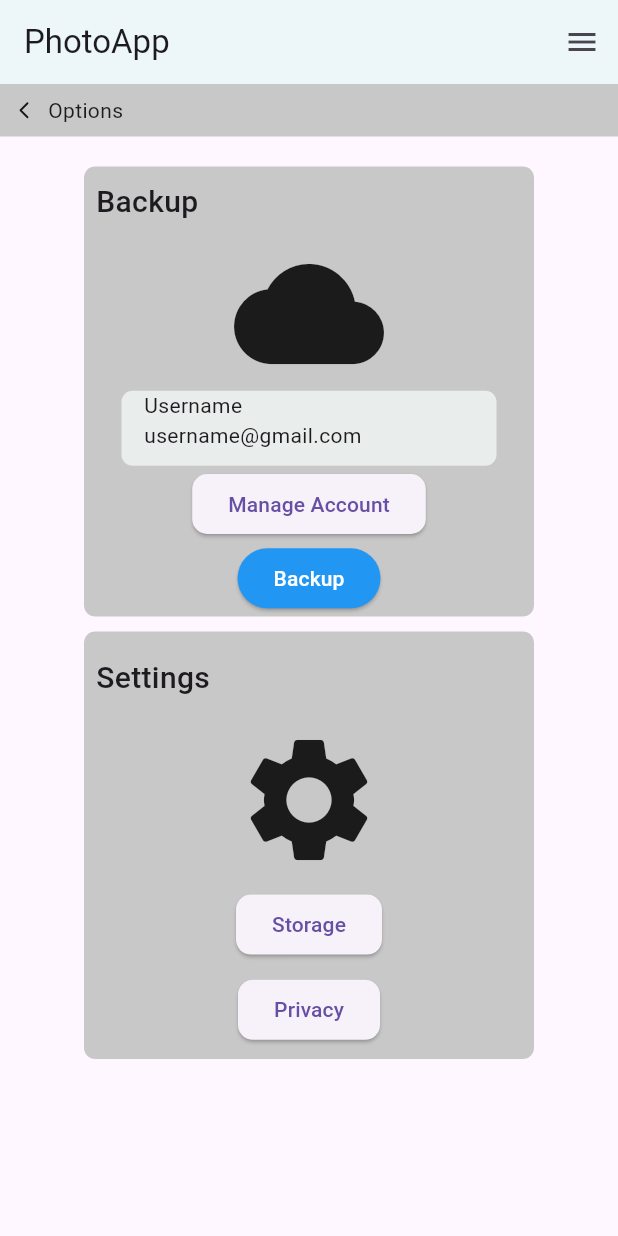
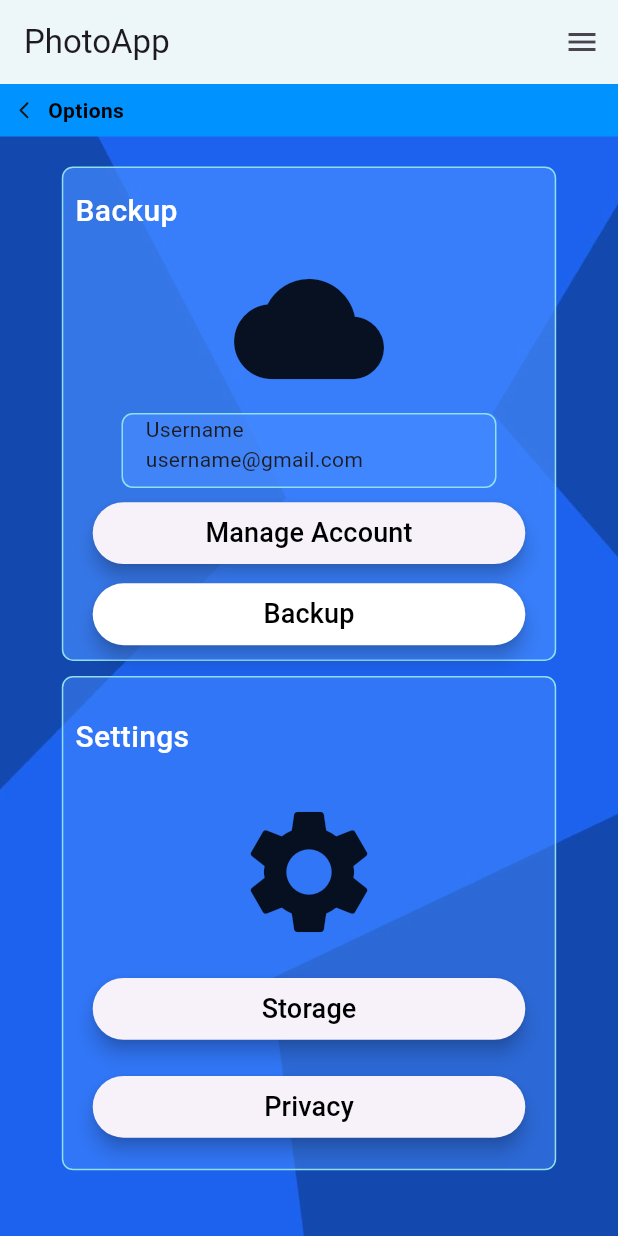
Before and after one commit to iRajapaksha/PhotoApp, a Flutter app: the Options screen opened directly, on a phone screen of 412 x 824 dp. Run offline on Flutter 3.47's test engine with Material 3 defaults, Android fonts, the phone set to English and light mode, and no system bars; our stand-ins replace file_picker, flutter_svg, image_picker, lottie, scroll_snap_list, share_plus and 2 more; missing offline and left inert: photo_manager, tflite_flutter; accounts and stored records are empty; network calls fail; project files that could hold a hidden picture were left out.

Commit message:
styles changed

```diff
--- a/lib/components/button.dart
+++ b/lib/components/button.dart
@@ -15,7 +15,7 @@ class Button extends StatelessWidget {
       },
       style: ElevatedButton.styleFrom(
         elevation: 5,
-        backgroundColor: const Color.fromRGBO(144, 224, 239,1),
+        backgroundColor: Colors.white,
         fixedSize:  Size(screenWidth*0.95, screenHeight*0.07),
         shape: RoundedRectangleBorder(
           borderRadius: BorderRadius.circular(30),
--- a/lib/components/heading.dart
+++ b/lib/components/heading.dart
@@ -4,7 +4,7 @@ import 'package:flutter_svg/flutter_svg.dart';
 
 Container heading(double screenWidth, BuildContext context, String heading) {
     return Container(
-          color: const Color.fromRGBO(144, 224, 239,1),
+          color: const Color.fromARGB(255, 0, 147, 255),
           height: 35,
           width: screenWidth,
           child: Row(
--- a/lib/view/caption_selection.dart
+++ b/lib/view/caption_selection.dart
@@ -66,7 +66,7 @@ class _TopSuggestionSelectedState extends State<TopSuggestionSelected> {
       children: [
         Container(
           decoration: BoxDecoration(
-            image: DecorationImage(image: AssetImage('assets/icons/wallpaper.jpg'),fit: BoxFit.cover)
+            image: DecorationImage(image: AssetImage('assets/icons/background.jpg'),fit: BoxFit.cover)
           ),
         ),
         SingleChildScrollView(
--- a/lib/view/home.dart
+++ b/lib/view/home.dart
@@ -90,17 +90,10 @@ class _HomeState extends State<Home> {
           //============================================================================
           Stack(
         children: [
-          // Background image
-          // Positioned.fill(
-          //   child: Image.asset(
-          //     'assets/icons/background.jpg',
-          //     fit: BoxFit.cover,
-          //   ),
-          // ),
           Container(
             decoration:const  BoxDecoration(
                 image: DecorationImage(
-                    image: AssetImage('assets/icons/wallpaper.jpg'),
+                    image: AssetImage('assets/icons/background.jpg'),
                     fit: BoxFit.cover)),
           ),
           Align(
@@ -203,14 +196,14 @@ class _HomeState extends State<Home> {
       child: ElevatedButton(
         onPressed: onPressed,
         style: ElevatedButton.styleFrom(
-          backgroundColor: Color.fromRGBO(144, 224, 239, 0.5),
-          // shadowColor: Colors.black,
+          backgroundColor: Colors.blueAccent.withOpacity(0.6),
           elevation: 5,
           fixedSize: Size(screenWidth * 0.9, screenHeight * 0.15),
           shape: RoundedRectangleBorder(
             borderRadius: BorderRadius.circular(15.0),
             side: const BorderSide(
-                color: Color.fromRGBO(144, 224, 239, 1)),
+                color: Color.fromRGBO(144, 224, 239, 1)
+                ),
           ),
         ),
         child: Row(
--- a/lib/view/options.dart
+++ b/lib/view/options.dart
@@ -1,5 +1,7 @@
 import 'package:flutter/material.dart';
 import 'package:flutter_svg/flutter_svg.dart';
+import 'package:photo_app/components/button.dart';
+import 'package:photo_app/components/heading.dart';
 import 'package:photo_app/components/nav_bar.dart';
 
 class Options extends StatelessWidget {
@@ -7,44 +9,40 @@ class Options extends StatelessWidget {
 
   @override
   Widget build(BuildContext context) {
+    final screenWidth = MediaQuery.of(context).size.width;
+    final screenHeight = MediaQuery.of(context).size.height;
     return Scaffold(
         appBar: appBar(),
         endDrawer: endDrawer(context),
-      body: Column(
+        body: Stack(
           children: [
             Container(
-            decoration:
-                const BoxDecoration(color: Color.fromARGB(255, 200, 200, 200)),
-            height: 35,
-            width: 500,
-            child: Row(
+              decoration:const  BoxDecoration(
+
+                  image:  DecorationImage(
+                      image: AssetImage('assets/icons/background.jpg'),
+                      fit: BoxFit.cover)),
+            ),
+            Column(
+              mainAxisAlignment: MainAxisAlignment.start,
+              crossAxisAlignment: CrossAxisAlignment.center,
               children: [
-                const SizedBox(
-                  width: 8,
-                ),
-                GestureDetector(
-                    onTap: () {
-                      Navigator.pop(context);
-                    },
-                    child: SvgPicture.asset("assets/icons/arrow_left.svg")),
-                const SizedBox(
-                  width: 8,
-                ),
-                const Text("Options"),
-              ],
-            ),
-          ),
+                heading(screenWidth, context, 'Options'),
                 const SizedBox(
                   height: 20,
                 ),
                 Column(
                   children: [
                     Container(
-                height: 300,
-                width: 300,
+                      height: screenHeight*0.4,
+                      width: screenWidth*0.8,
                       decoration: BoxDecoration(
-                  color: const Color.fromARGB(255, 200, 200, 200),
+                         border:  Border.all(
+                                  color: const Color.fromRGBO(144, 224, 239, 1)
+                                ),
+                        color: Colors.blueAccent.withOpacity(0.7),
                         borderRadius: BorderRadius.circular(7.5),
+
                       ),
                       child: Column(
                         mainAxisAlignment: MainAxisAlignment.spaceEvenly,
@@ -56,31 +54,37 @@ class Options extends StatelessWidget {
                               "Backup",
                               textAlign: TextAlign.left,
                               style: TextStyle(
+                                color: Colors.white,
                                 fontSize: 20,
                                 fontWeight: FontWeight.w500,
-
                               ),
                             ),
                           ),
-                    const Center(child: Icon(Icons.cloud , size: 100,)),
+                          const Center(
+                              child: Icon(
+                            Icons.cloud,
+                            size: 100,
+                          )),
                           Center(
                             child: Container(
                               height: 50,
                               width: 250,
                               decoration: BoxDecoration(
-                          color: const Color.fromARGB(255, 233, 237, 235),
-                          borderRadius: BorderRadius.circular(7.5)
+                                border: Border.all(
+                                  color: const Color.fromRGBO(144, 224, 239, 1)
                                 ),
+                                  color:
+                                      Colors.blueAccent.withOpacity(0.7),
+                                  borderRadius: BorderRadius.circular(7.5)),
                               child: const Column(
                                 crossAxisAlignment: CrossAxisAlignment.start,
                                 children: [
-
                                   Padding(
-                              padding: EdgeInsets.only(left:15),
+                                    padding: EdgeInsets.only(left: 15),
                                     child: Text("Username"),
                                   ),
                                   Padding(
-                              padding: EdgeInsets.only(left:15),
+                                    padding: EdgeInsets.only(left: 15),
                                     child: Text("username@gmail.com"),
                                   ),
                                 ],
@@ -89,21 +93,36 @@ class Options extends StatelessWidget {
                           ),
                           Center(
                             child: ElevatedButton(
-                          onPressed: () {}, style: ElevatedButton.styleFrom(
+                              onPressed: () {},
+                              style: ElevatedButton.styleFrom(
+                                elevation: 5,
+                                fixedSize: Size(screenWidth*0.7, screenHeight*0.05),
                                 shape: RoundedRectangleBorder(
-                          borderRadius: BorderRadius.circular(10), // Adjust the radius here
+                                  borderRadius: BorderRadius.circular(
+                                      30), // Adjust the radius here
                                 ),
-                      ), child: const Text("Manage Account"),),
+                              ),
+                              child: const Text("Manage Account", style: TextStyle(
+                                color: Colors.black,
+                                fontSize: 18
+                              ),),
+                            ),
                           ),
                           Center(
-                      child: ElevatedButton(onPressed: () {},
+                            child: ElevatedButton(
+                              onPressed: () {},
                               style: ElevatedButton.styleFrom(
-                        backgroundColor: Colors.blue, // Renamed backgroundColor to primary
-
+                                elevation: 5,
+                                fixedSize: Size(screenWidth*0.7, screenHeight*0.05),
+                                shape: RoundedRectangleBorder(
+                                  borderRadius: BorderRadius.circular(30)
                                 ),
-                      child: const Text("Backup", style: TextStyle(
-                        color: Colors.white
-                      ),  ),
+                                backgroundColor: Colors.white
+                              ),
+                              child: const Text(
+                                "Backup",
+                                style: TextStyle(color: Colors.black,fontSize: 18),
+                              ),
                             ),
                           ),
                         ],
@@ -113,10 +132,13 @@ class Options extends StatelessWidget {
                       height: 10,
                     ),
                     Container(
-                height: 285,
-                width: 300,
+                      height: screenHeight*0.4,
+                      width: screenWidth*0.8,
                       decoration: BoxDecoration(
-                  color: const Color.fromARGB(255, 200, 200, 200),
+                      border:  Border.all(
+                                  color: const Color.fromRGBO(144, 224, 239, 1)
+                                ),
+                        color: Colors.blueAccent.withOpacity(0.5),
                         borderRadius: BorderRadius.circular(7.5),
                       ),
                       child: Column(
@@ -125,31 +147,54 @@ class Options extends StatelessWidget {
                         children: [
                           const Padding(
                             padding: EdgeInsets.all(8.0),
-                      child: Text("Settings",
+                            child: Text(
+                              "Settings",
                               textAlign: TextAlign.left,
                               style: TextStyle(
-                        fontSize:20,
+                                color: Colors.white,
+                                fontSize: 20,
                                 fontWeight: FontWeight.w500,
-
                               ),
                             ),
                           ),
-                    const Center(child: Icon(Icons.settings, size: 100,)),
-                    Center(child: ElevatedButton(onPressed: () {},style: ElevatedButton.styleFrom(
+                          const Center(
+                              child: Icon(
+                            Icons.settings,
+                            size: 100,
+                          )),
+                          Center(
+                              child: ElevatedButton(
+                            onPressed: () {},
+                            style: ElevatedButton.styleFrom(
+                              elevation: 5,
+                              fixedSize: Size(screenWidth*0.7, screenHeight*0.05),
                               shape: RoundedRectangleBorder(
-                        borderRadius: BorderRadius.circular(10), // Adjust the radius here
+                                borderRadius: BorderRadius.circular(
+                                    30), // Adjust the radius here
                               ),
-                    ), child: const Text("Storage"),)),
-                    // Center(child: ElevatedButton(onPressed: () {},style: ElevatedButton.styleFrom(
-                    //   shape: RoundedRectangleBorder(
-                    //     borderRadius: BorderRadius.circular(10), // Adjust the radius here
-                    //   ),
-                    // ), child: const Text("About"),)),
-                    Center(child: ElevatedButton(onPressed: () {},style: ElevatedButton.styleFrom(
+                            ),
+                            child: const Text("Storage",style: TextStyle(
+                              color: Colors.black,
+                              fontSize: 18
+                            ),),
+                          )),
+                          Center(
+                              child: ElevatedButton(
+                            onPressed: () {},
+                            style: ElevatedButton.styleFrom(
+                              elevation: 5,
+                              fixedSize: Size(screenWidth*0.7, screenHeight*0.05),
                               shape: RoundedRectangleBorder(
-                        borderRadius: BorderRadius.circular(10), // Adjust the radius here
+                                borderRadius: BorderRadius.circular(
+                                    30),
                               ),
-                    ), child: const Text("Privacy"),)),
+                            ),
+                            child: const Text("Privacy",style: TextStyle(
+                              color: Colors.black,
+                              fontSize: 18
+                            ),),
+                          )
+                          ),
                         ],
                       ),
                     )
@@ -157,6 +202,7 @@ class Options extends StatelessWidget {
                 )
               ],
             ),
-    );
+          ],
+        ));
   }
 }
--- a/lib/view/splash_screen.dart
+++ b/lib/view/splash_screen.dart
@@ -48,17 +48,13 @@ class _SplashScreenState extends State<SplashScreen>
   @override
   Widget build(BuildContext context) {
     return Scaffold(
-     // backgroundColor: Color.fromARGB(255, 2, 0, 114),
+      backgroundColor: Color.fromARGB(255, 2, 0, 114),
       body: Center(
-        child: Container(
-          decoration:const  BoxDecoration(
-            image: DecorationImage(image:AssetImage('assets/icons/splash.jpg'),fit: BoxFit.cover ) ,
-          ),
             child: FadeTransition(
           opacity: _animation,
           child: _splashScreen()
-        )),
-      ),
+        )
+        ),
     );
   }
 
@@ -91,7 +87,7 @@ class _SplashScreenState extends State<SplashScreen>
           ),
           const Text(
             '0.0.1',
-            style: TextStyle(color: Color.fromARGB(255, 57, 57, 57)),
+            style: TextStyle(color: Colors.grey),
           )
         ],
       ),
--- a/lib/view/top_suggestions.dart
+++ b/lib/view/top_suggestions.dart
@@ -82,7 +82,7 @@ class _TopSuggestionsState extends State<TopSuggestions> {
               decoration: const BoxDecoration(
                 image: DecorationImage(
                   image: AssetImage(
-                      'assets/icons/wallpaper.jpg'), // Update the path to your background image
+                      'assets/icons/background.jpg'), // Update the path to your background image
                   fit: BoxFit.cover,
                 ),
               ),
--- a/lib/view/welcome_view.dart
+++ b/lib/view/welcome_view.dart
@@ -23,7 +23,7 @@ class _WelcomeViewState extends State<WelcomeView> {
           Container(
             decoration: const BoxDecoration(
               image: DecorationImage(
-                image: AssetImage('assets/icons/blue-background.jpg'),
+                image: AssetImage('assets/icons/new-background.jpg'),
                 fit: BoxFit.cover,
               ),
             ),
```
Lines whose indentation alone changed are shown as unchanged.
